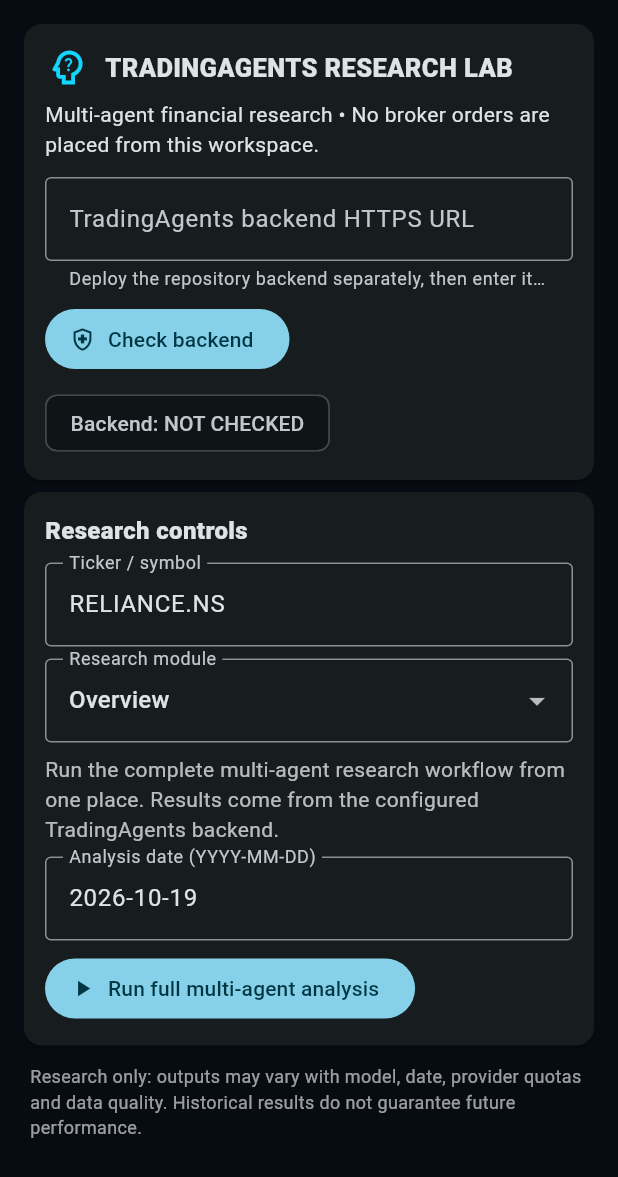
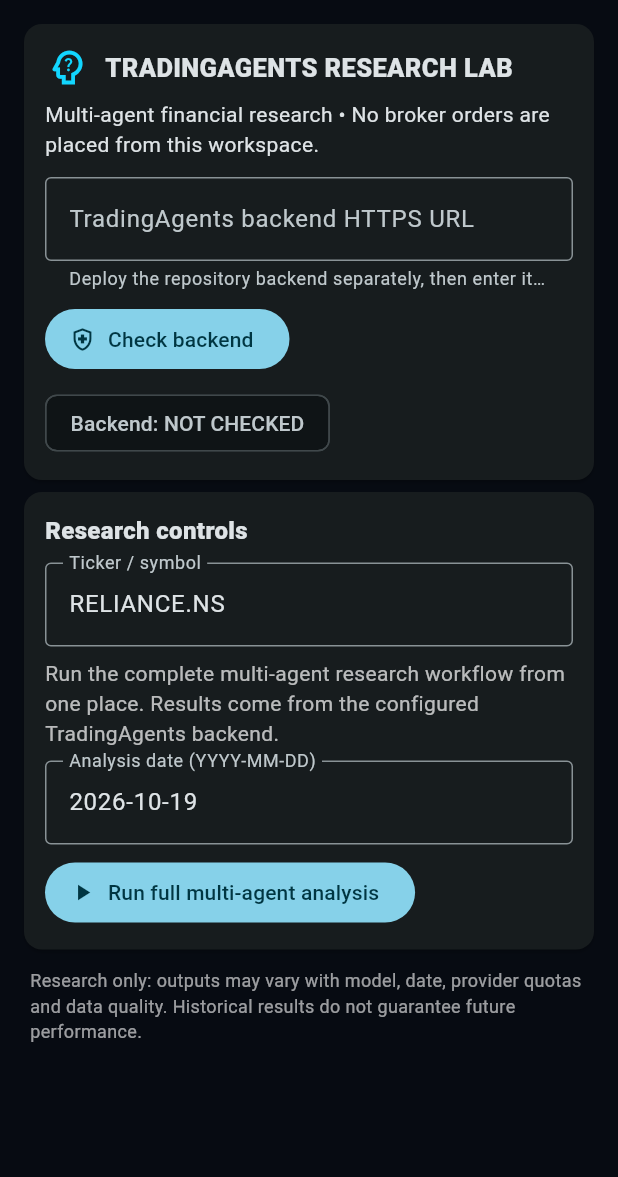
Before and after one commit to sparmar3786-pixel/GitHub-Ai, a Flutter app: the TradingAgentsResearchPage widget shown alone on an empty page, opened directly, on a phone screen of 412 x 824 dp. Shown: the top 1177 px of the screen. Run offline on Flutter 3.47's test engine with Material 3 defaults, Android fonts, the phone set to English and light mode, and no system bars; our stand-ins replace flutter_secure_storage, shared_preferences; accounts and stored records are empty; network calls fail.

Commit message:
Make research module pages independently navigable

```diff
--- a/mobile/lib/tradingagents_research_page.dart
+++ b/mobile/lib/tradingagents_research_page.dart
@@ -16,7 +16,9 @@ const _researchModules = <String, String>{
 };
 
 class TradingAgentsResearchPage extends StatefulWidget {
-  const TradingAgentsResearchPage({super.key});
+  const TradingAgentsResearchPage({super.key, this.initialModule = 'Overview'});
+
+  final String initialModule;
 
   @override
   State<TradingAgentsResearchPage> createState() => _TradingAgentsResearchPageState();
@@ -30,7 +32,7 @@ class _TradingAgentsResearchPageState extends State<TradingAgentsResearchPage> {
   final _date = TextEditingController(text: DateTime.now().toIso8601String().substring(0, 10));
   final _startDate = TextEditingController(text: '2026-01-01');
   final _endDate = TextEditingController(text: DateTime.now().toIso8601String().substring(0, 10));
-  String _module = 'Overview';
+  late String _module;
   bool _busy = false;
   Map<String, dynamic> _health = const {};
   String? _error;
@@ -41,6 +43,7 @@ class _TradingAgentsResearchPageState extends State<TradingAgentsResearchPage> {
   @override
   void initState() {
     super.initState();
+    _module = _researchModules.containsKey(widget.initialModule) ? widget.initialModule : 'Overview';
     _restoreUrl();
   }
 
@@ -219,13 +222,6 @@ class _TradingAgentsResearchPageState extends State<TradingAgentsResearchPage> {
               const SizedBox(height: 10),
               TextField(controller: _ticker, decoration: const InputDecoration(labelText: 'Ticker / symbol', hintText: 'RELIANCE.NS, AAPL, NVDA')),
               const SizedBox(height: 8),
-              DropdownButtonFormField<String>(
-                value: _module,
-                decoration: const InputDecoration(labelText: 'Research module'),
-                items: _researchModules.keys.map((m) => DropdownMenuItem(value: m, child: Text(m))).toList(),
-                onChanged: _busy ? null : (v) { if (v != null) setState(() => _module = v); },
-              ),
-              const SizedBox(height: 8),
               Text(_researchModules[_module]!, style: const TextStyle(color: Colors.white70)),
               if (_module == 'Overview' || _module == 'Analyst Team' || _module == 'Bull / Bear Debate' || _module == 'Trader Decision' || _module == 'Risk & Portfolio') ...[
                 const SizedBox(height: 8),
```
